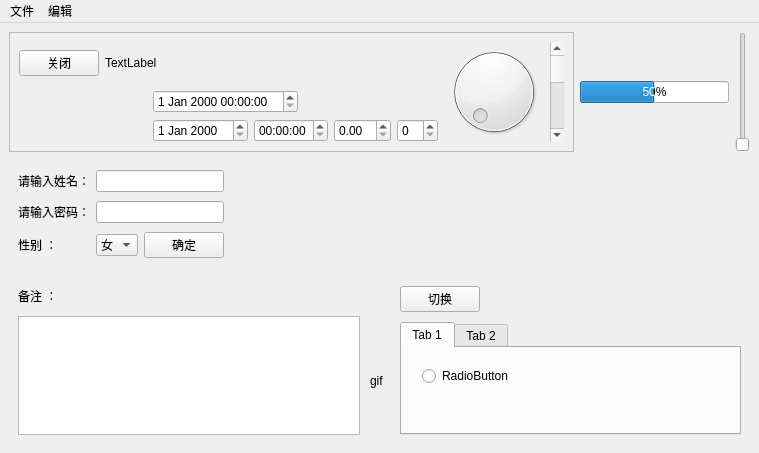
Old version of the form qt_widgets/myui.ui in the repository jackchen154/qt_project.
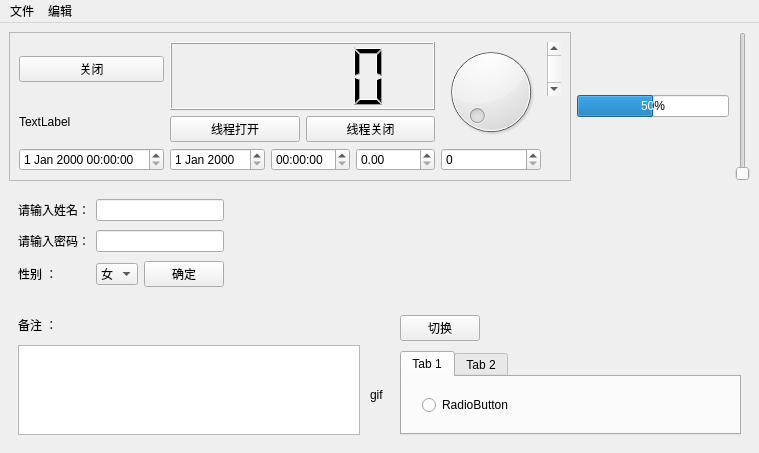
New version of the form. Icons and pictures are not drawn. Custom widgets are drawn as their Qt base class.

Commit message: 在myui中做了多线程的操作

Diff of the .ui file:
```diff
--- a/qt_widgets/myui.ui
+++ b/qt_widgets/myui.ui
@@ -41,8 +41,55 @@
       <property name="frameShadow">
        <enum>QFrame::Raised</enum>
       </property>
-      <layout class="QGridLayout" name="gridLayout_2">
-       <item row="0" column="1">
+      <layout class="QGridLayout" name="gridLayout_6">
+       <item row="0" column="0">
+        <widget class="QPushButton" name="guanbi">
+         <property name="text">
+          <string>关闭</string>
+         </property>
+        </widget>
+       </item>
+       <item row="0" column="1" rowspan="2" colspan="3">
+        <layout class="QGridLayout" name="gridLayout_2">
+         <item row="0" column="0" colspan="2">
+          <widget class="QLCDNumber" name="lcdNumber">
+           <property name="minimumSize">
+            <size>
+             <width>177</width>
+             <height>47</height>
+            </size>
+           </property>
+          </widget>
+         </item>
+         <item row="1" column="0">
+          <widget class="QPushButton" name="pushButton_4">
+           <property name="minimumSize">
+            <size>
+             <width>75</width>
+             <height>0</height>
+            </size>
+           </property>
+           <property name="text">
+            <string>线程打开</string>
+           </property>
+          </widget>
+         </item>
+         <item row="1" column="1">
+          <widget class="QPushButton" name="pushButton_5">
+           <property name="minimumSize">
+            <size>
+             <width>75</width>
+             <height>0</height>
+            </size>
+           </property>
+           <property name="text">
+            <string>线程关闭</string>
+           </property>
+          </widget>
+         </item>
+        </layout>
+       </item>
+       <item row="0" column="4" rowspan="2">
         <widget class="QDial" name="dial">
          <property name="minimumSize">
           <size>
@@ -52,115 +99,34 @@
          </property>
         </widget>
        </item>
-       <item row="0" column="2">
+       <item row="0" column="5">
         <widget class="QScrollBar" name="verticalScrollBar">
          <property name="orientation">
           <enum>Qt::Vertical</enum>
          </property>
         </widget>
        </item>
-       <item row="0" column="0">
-        <layout class="QVBoxLayout" name="verticalLayout">
-         <item>
-          <layout class="QHBoxLayout" name="horizontalLayout_6">
-           <item>
-            <widget class="QPushButton" name="guanbi">
-             <property name="text">
-              <string>关闭</string>
-             </property>
-            </widget>
-           </item>
-           <item>
-            <widget class="QLabel" name="label_html">
-             <property name="text">
-              <string>TextLabel</string>
-             </property>
-            </widget>
-           </item>
-           <item>
-            <spacer name="horizontalSpacer_7">
-             <property name="orientation">
-              <enum>Qt::Horizontal</enum>
-             </property>
-             <property name="sizeHint" stdset="0">
-              <size>
-               <width>119</width>
-               <height>14</height>
-              </size>
-             </property>
-            </spacer>
-           </item>
-          </layout>
-         </item>
-         <item>
-          <layout class="QHBoxLayout" name="horizontalLayout_5">
-           <item>
-            <spacer name="horizontalSpacer_3">
-             <property name="orientation">
-              <enum>Qt::Horizontal</enum>
-             </property>
-             <property name="sizeType">
-              <enum>QSizePolicy::Fixed</enum>
-             </property>
-             <property name="sizeHint" stdset="0">
-              <size>
-               <width>134</width>
-               <height>20</height>
-              </size>
-             </property>
-            </spacer>
-           </item>
-           <item>
-            <widget class="QDateTimeEdit" name="dateTimeEdit"/>
-           </item>
-           <item>
-            <spacer name="horizontalSpacer_5">
-             <property name="orientation">
-              <enum>Qt::Horizontal</enum>
-             </property>
-             <property name="sizeHint" stdset="0">
-              <size>
-               <width>131</width>
-               <height>17</height>
-              </size>
-             </property>
-            </spacer>
-           </item>
-          </layout>
-         </item>
-         <item>
-          <layout class="QHBoxLayout" name="horizontalLayout_4">
-           <item>
-            <spacer name="horizontalSpacer">
-             <property name="orientation">
-              <enum>Qt::Horizontal</enum>
-             </property>
-             <property name="sizeType">
-              <enum>QSizePolicy::Fixed</enum>
-             </property>
-             <property name="sizeHint" stdset="0">
-              <size>
-               <width>134</width>
-               <height>20</height>
-              </size>
-             </property>
-            </spacer>
-           </item>
-           <item>
-            <widget class="QDateEdit" name="dateEdit"/>
-           </item>
-           <item>
-            <widget class="QTimeEdit" name="timeEdit"/>
-           </item>
-           <item>
-            <widget class="QDoubleSpinBox" name="doubleSpinBox"/>
-           </item>
-           <item>
-            <widget class="QSpinBox" name="spinBox"/>
-           </item>
-          </layout>
-         </item>
-        </layout>
+       <item row="1" column="0">
+        <widget class="QLabel" name="label_html">
+         <property name="text">
+          <string>TextLabel</string>
+         </property>
+        </widget>
+       </item>
+       <item row="2" column="0">
+        <widget class="QDateTimeEdit" name="dateTimeEdit"/>
+       </item>
+       <item row="2" column="1">
+        <widget class="QDateEdit" name="dateEdit"/>
+       </item>
+       <item row="2" column="2">
+        <widget class="QTimeEdit" name="timeEdit"/>
+       </item>
+       <item row="2" column="3">
+        <widget class="QDoubleSpinBox" name="doubleSpinBox"/>
+       </item>
+       <item row="2" column="4">
+        <widget class="QSpinBox" name="spinBox"/>
        </item>
       </layout>
       <zorder>verticalScrollBar</zorder>
@@ -170,6 +136,12 @@
     </item>
     <item row="0" column="2">
      <widget class="QProgressBar" name="jindutiao">
+      <property name="maximumSize">
+       <size>
+        <width>152</width>
+        <height>16777215</height>
+       </size>
+      </property>
       <property name="value">
        <number>50</number>
       </property>
@@ -281,6 +253,7 @@
         <height>109</height>
        </size>
       </property>
+      <layout class="QGridLayout" name="gridLayout_5"/>
      </widget>
     </item>
     <item row="2" column="0" colspan="4">
```
Left out of the diff: 11 changed lines with no effect on the pictures. The commit also changes 11 other files.
